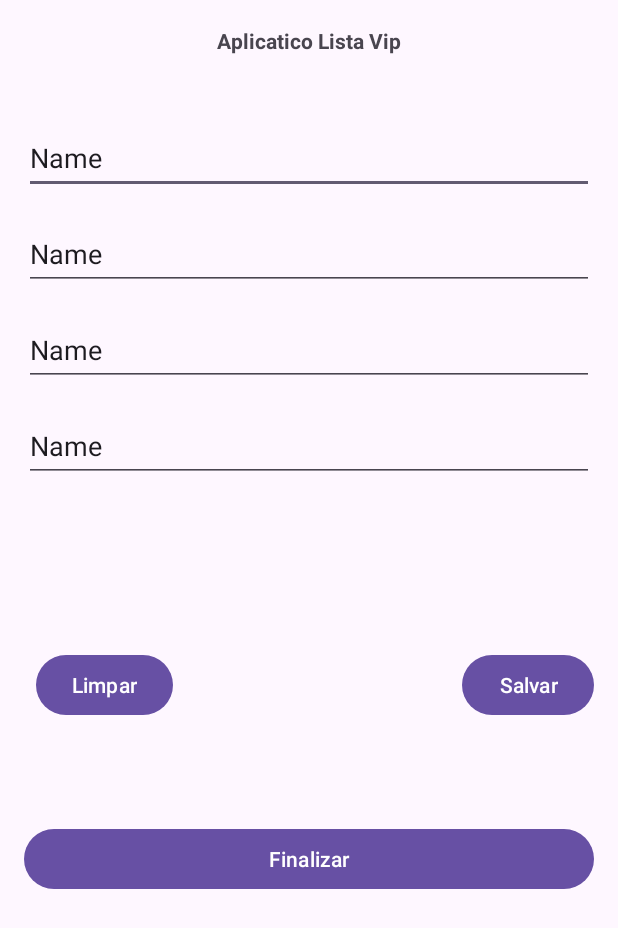
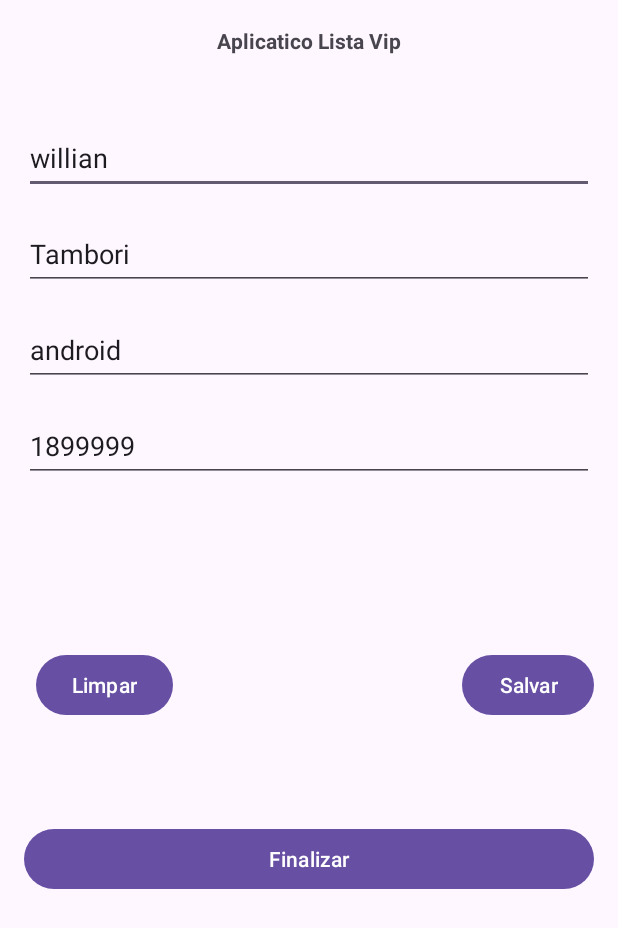
Before and after one commit to WillianTambori/cursoAndroid, an Android app: the screen it shows after launch (MainActivity), on a phone screen of 412 x 824 dp. Shown: the top 928 px of the screen. Run offline under Robolectric (Android 15) with nearby library versions, the phone set to English and light mode, and no system bars.

Commit message:
Inserido dados no Layout, com as classes EditText,

```diff
--- a/AppListaCurso/app/src/main/java/devandroid/tambori/applistacurso/view/MainActivity.java
+++ b/AppListaCurso/app/src/main/java/devandroid/tambori/applistacurso/view/MainActivity.java
@@ -2,6 +2,8 @@ package devandroid.tambori.applistacurso.view;
 
 import android.os.Bundle;
 import android.util.Log;
+import android.widget.Button;
+import android.widget.EditText;
 
 import androidx.activity.EdgeToEdge;
 import androidx.appcompat.app.AppCompatActivity;
@@ -17,6 +19,13 @@ public class MainActivity extends AppCompatActivity {
     Pessoa pessoa;
 
     String dadosPessoa;
+    EditText editPrimeiroNome;
+    EditText editSobreNomeAluno;
+    EditText editNomeCurso;
+    EditText editTelefoneContato;
+    Button btnLimpar;
+    Button btnSalvar;
+    Button btnFinalizar;
 
 
     @Override
@@ -30,6 +39,23 @@ public class MainActivity extends AppCompatActivity {
             pessoa.setSobreNome("Tambori");
             pessoa.setCursoDesejado("android");
             pessoa.setTelefoneContato("1899999");
+
+            editPrimeiroNome = findViewById(R.id.editPrimeiroNome);
+            editSobreNomeAluno = findViewById(R.id.editSobreNomeAluno);
+            editNomeCurso = findViewById(R.id.editNomeCurso);
+            editTelefoneContato = findViewById(R.id.editTelefoneContato);
+
+            btnLimpar = findViewById(R.id.btnLimpar);
+            btnSalvar = findViewById(R.id.btnSalvar);
+            btnFinalizar = findViewById(R.id.btnFinalizar);
+
+            editPrimeiroNome.setText(pessoa.getPrimeiroNome());
+            editSobreNomeAluno.setText(pessoa.getSobreNome());
+            editNomeCurso.setText(pessoa.getCursoDesejado());
+            editTelefoneContato.setText(pessoa.getTelefoneContato());
+
+
+
 
             dadosPessoa = " Primeiro nome: ";
             dadosPessoa += pessoa.getPrimeiroNome();
```
